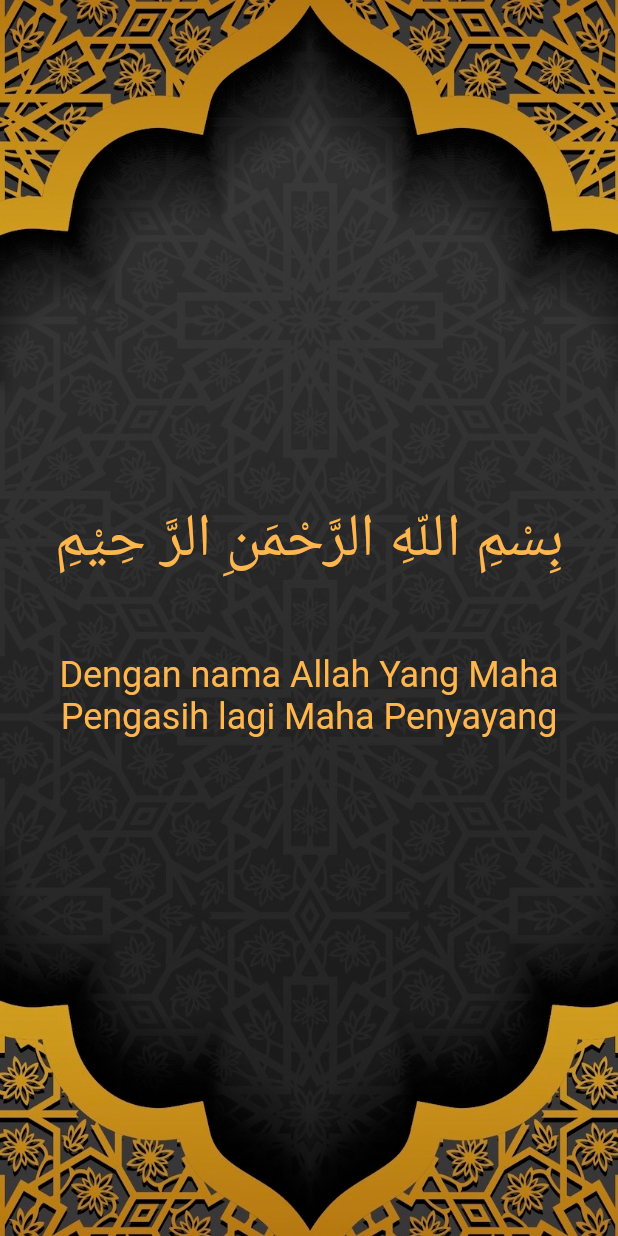
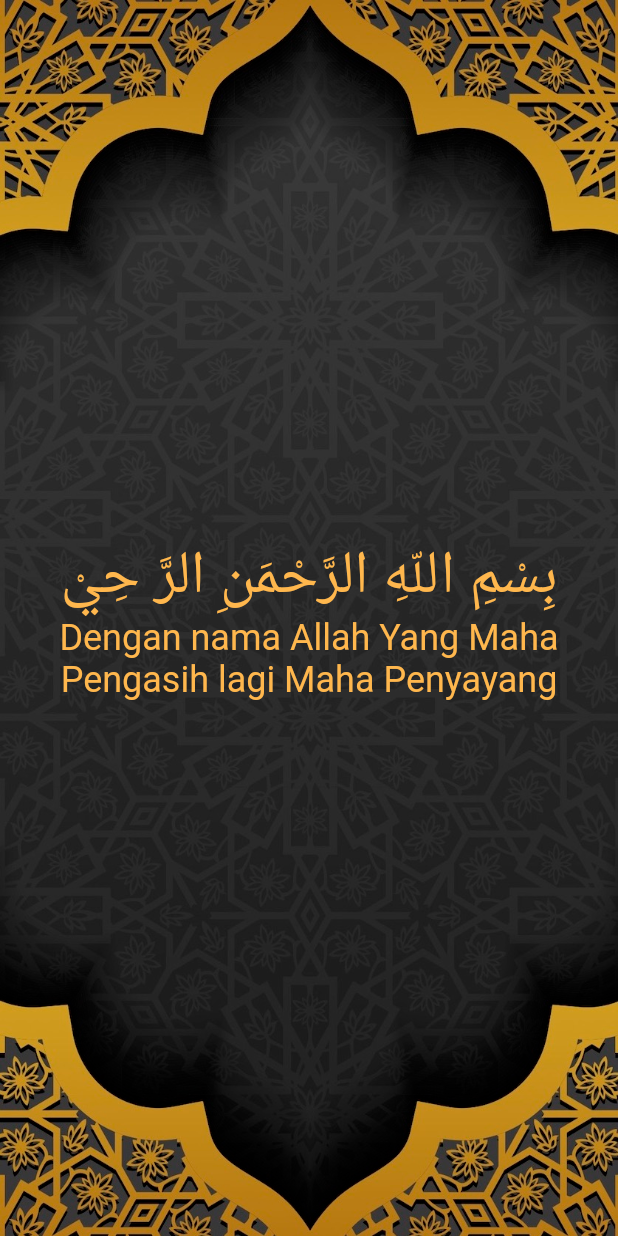
Before and after one commit to pabbas29/dua_book, a Flutter app: the screen it shows after launch, on a phone screen of 412 x 824 dp. Run offline on Flutter 3.47's test engine with Material 2 defaults, Android fonts, the phone set to English and light mode, and no system bars.

Commit message:
Finished dua shell, create json file for content

```diff
--- /dev/null
+++ b/lib/components/DuaContent copy.dart
@@ -0,0 +1,39 @@
+import 'package:flutter/material.dart';
+//import 'DuaIftitah.dart';
+
+class DuaContent extends StatefulWidget {
+  @override
+  _DuaContentState createState() => _DuaContentState();
+}
+
+class _DuaContentState extends State<DuaContent> {
+  @override
+  Widget build(BuildContext context) {
+    return new PageView.builder(
+      itemBuilder: (context, index) {
+        return Container(
+          color: Colors.transparent,
+          child: Column(
+            mainAxisAlignment: MainAxisAlignment.center,
+            children: <Widget>[
+              Text(
+                'Line 1',
+                style: TextStyle(
+                  fontSize: 40,
+                  color: Colors.orange[300],
+                )
+              ),
+              Text(
+                'Line 2',
+                style: TextStyle(
+                  fontSize: 24,
+                  color: Colors.orange[300],
+                )
+              ),
+            ],
+          )
+        );
+      }
+    );
+  }
+}
--- a/lib/components/DuaContent.dart
+++ b/lib/components/DuaContent.dart
@@ -1,3 +1,4 @@
+import 'dart:convert';
 import 'package:flutter/material.dart';
 
 class DuaContent extends StatefulWidget {
@@ -6,68 +7,52 @@ class DuaContent extends StatefulWidget {
 }
 
 class _DuaContentState extends State<DuaContent> {
-
+  List data;
   @override
   Widget build(BuildContext context) {
-    return PageView(
-      controller: PageController(
-        initialPage: 0,
-      ),
-      scrollDirection: Axis.horizontal,
-      children: <Widget>[
-        Container(
+    return Container(
+      child: Center(
+        child: new FutureBuilder(
+          future: DefaultAssetBundle
+            .of(context)
+            .loadString('data/duaiftitah.json'),
+          builder: (context, snapshot) {
+            var mydata = jsonDecode(snapshot.data.toString());
+
+            return new PageView.builder(
+              itemBuilder: (BuildContext context, int index) {
+                return new Container(
+                  color: Colors.transparent,
                   child: Column(
                     mainAxisAlignment: MainAxisAlignment.center,
                     children: <Widget>[
-              Text(
-                'بِسْمِ اللّهِ الرَّحْمَنِ الرَّ حِيْمِ',
+                      new Text(
+                        mydata[index]['arabic'],
                         textAlign: TextAlign.center,
+                        textDirection: TextDirection.rtl,
                         style: TextStyle(
                           fontSize: 40,
                           color: Colors.orange[300],
                         )
                       ),
-              Padding(
-                padding: EdgeInsets.fromLTRB(10, 50, 10, 0),
-                child: Text(
-                  'Dengan nama Allah Yang Maha Pengasih lagi Maha Penyayang',
+                      new Text(
+                        mydata[index]['indonesian'],
                         textAlign: TextAlign.center,
+                        textDirection: TextDirection.ltr,
                         style: TextStyle(
+                          fontSize: 24,
                           color: Colors.orange[300],
-                    fontSize: 24,
                         )
-                ),
                       )
                     ],
+                  )
+                );
+              },
+              itemCount: mydata.length,
+            );
+          },
         ),
       ),
-        Container(
-          child: Column(
-            mainAxisAlignment: MainAxisAlignment.center,
-            children: <Widget>[
-              Text(
-                'اللّهُمَّ صَلِّ عَلَى مُحَمَّدٍ وَآلِ مُحَمَّد',
-                textAlign: TextAlign.center,
-                style: TextStyle(
-                  fontSize: 40,
-                  color: Colors.orange[300],
-                )
-              ),
-              Padding(
-                padding: EdgeInsets.fromLTRB(10, 50, 10, 0),
-                child: Text(
-                  'Ya Allah, sampaikanlah shalawat kepada Nabi Muhammad dan keluarga Nabi Muhammad',
-                  textAlign: TextAlign.center,
-                  style: TextStyle(
-                    color: Colors.orange[300],
-                    fontSize: 24,
-                  )
-                ),
-              )
-            ],
-          ),
-        ),
-      ],
     );
   }
 }
--- a/pubspec.yaml
+++ b/pubspec.yaml
@@ -43,6 +43,7 @@ flutter:
   # To add assets to your application, add an assets section, like this:
   assets:
     - images/
+    - data/
   #  - images/a_dot_ham.jpeg
 
   # An image asset can refer to one or more resolution-specific "variants", see
```
Also changed, not shown: data/duaiftitah.json (added, +12 -0 lines), lib/components/DuaIftitah.dart (deleted, +0 -28 lines), pubspec.lock. Lines whose indentation alone changed are shown as unchanged.
